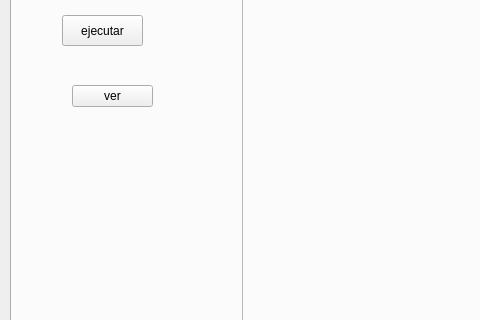
antonioaraujob/omocac2, file mainwindow.ui: the form before one commit; both pictures show x 0 to 480 and y 137 to 457 of the 880 by 813 pixel window.
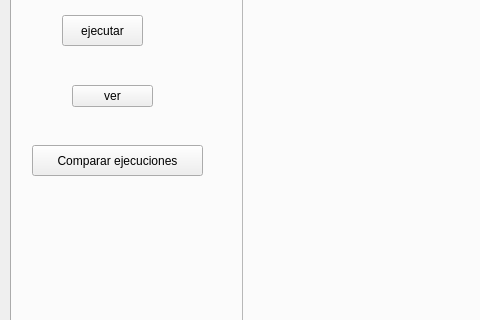
The form after the commit. Custom widgets are drawn as their Qt base class.

Commit message: Agregadas funciones para generar un gráfico de todas las soluciones luego de las 30 repeticiones de los dos algoritmos.

The edit to the form file:
```diff
--- a/mainwindow.ui
+++ b/mainwindow.ui
@@ -566,6 +566,19 @@
        </property>
       </widget>
      </widget>
+     <widget class="QPushButton" name="pushButtonCompareExecutions">
+      <property name="geometry">
+       <rect>
+        <x>20</x>
+        <y>210</y>
+        <width>171</width>
+        <height>31</height>
+       </rect>
+      </property>
+      <property name="text">
+       <string>Comparar ejecuciones</string>
+      </property>
+     </widget>
     </widget>
    </widget>
   </widget>
```
Left out of the diff: 2 changed lines with no effect on the pictures. The commit also changes 2 other files.
